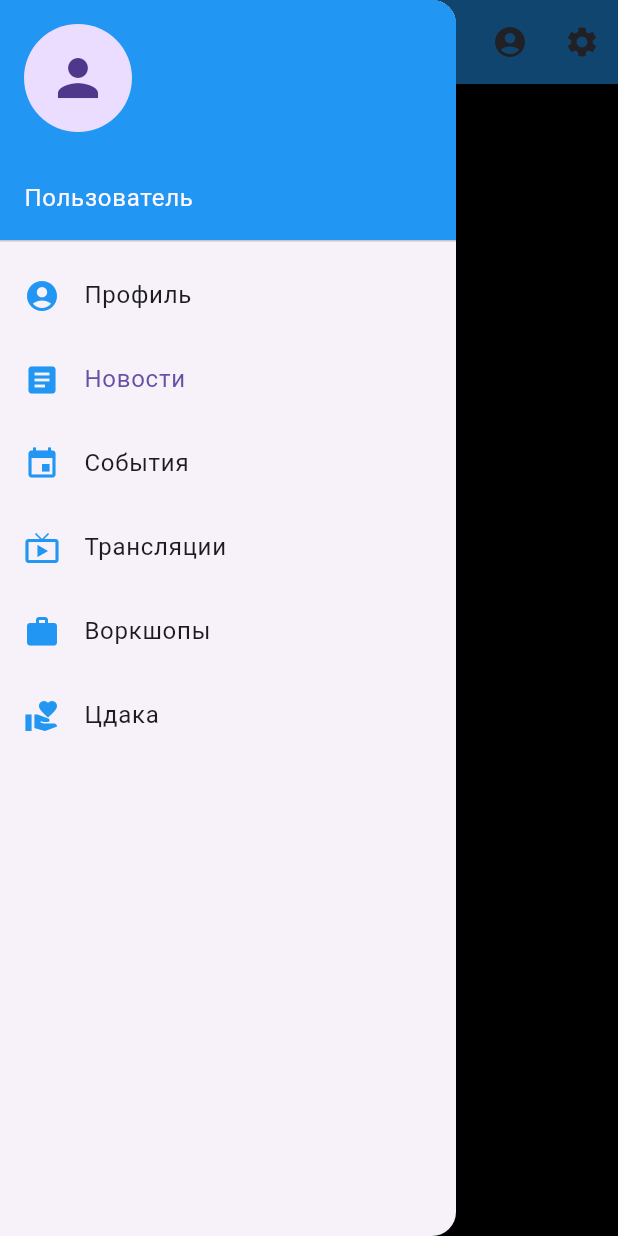
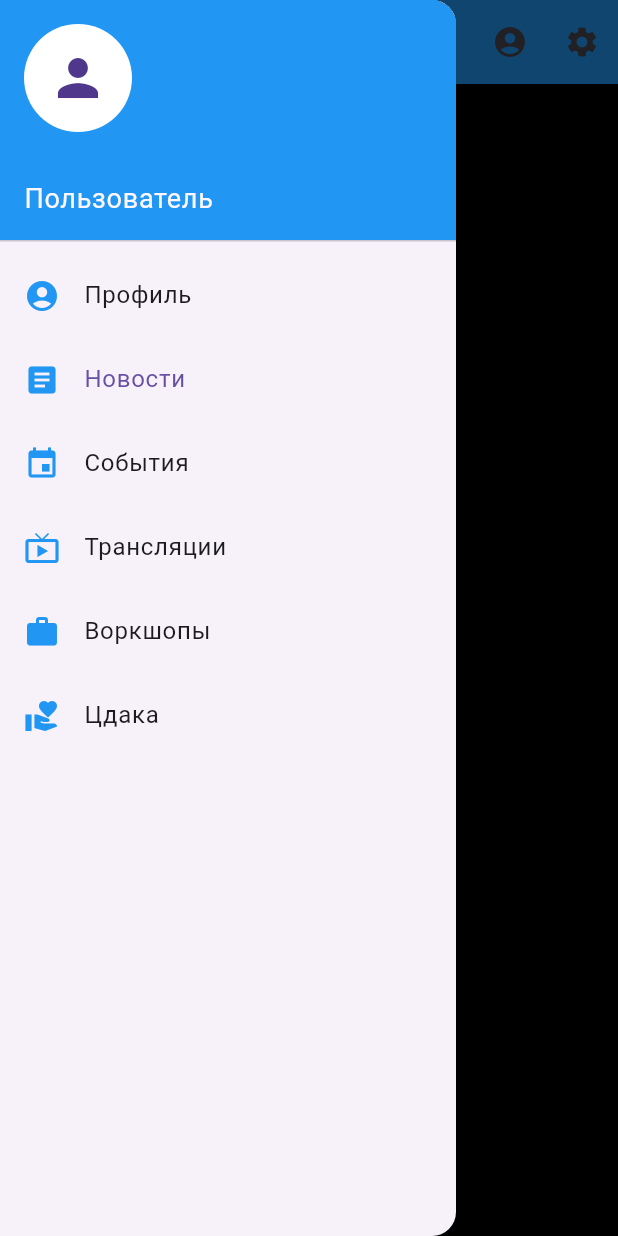
Before and after one commit to Git-p31/my_flutter_app, a Flutter app: the screen it shows after launch, with the side drawer open, on a phone screen of 412 x 824 dp. Run offline on Flutter 3.47's test engine with Material 3 defaults, Android fonts, the light colour scheme and no system bars; our stand-ins replace cloud_firestore, firebase_core, image_picker, logger, shared_preferences, video_player and 1 more; accounts and stored records are empty; network calls fail.

Commit message:
сокрость и визуал

```diff
--- a/lib/main.dart
+++ b/lib/main.dart
@@ -1,7 +1,6 @@
 import 'package:flutter/material.dart';
 import 'package:firebase_core/firebase_core.dart';
 import 'package:shared_preferences/shared_preferences.dart';
-import 'package:image_picker/image_picker.dart'; // Для выбора фото
 import 'firebase_options.dart';
 import 'pages/broadcasts_page.dart';
 import 'pages/charity_page.dart';
@@ -12,8 +11,6 @@ import 'pages/profile_page.dart';
 import 'pages/auth_page.dart';
 import 'pages/settings_page.dart';
 import 'pages/cards_page.dart';
-import 'dart:io';
-
 
 // Точка входа в приложение
 void main() async {
@@ -100,22 +97,12 @@ class _MyAppState extends State<MyApp> {
               primaryColor: Colors.blue,
               appBarTheme: const AppBarTheme(backgroundColor: Colors.black),
               iconTheme: const IconThemeData(color: Colors.blue),
-              textTheme: const TextTheme(
-                bodyLarge: TextStyle(color: Colors.white),
-                bodyMedium: TextStyle(color: Colors.white),
-                titleLarge: TextStyle(color: Colors.blue),
-              ),
             )
           : ThemeData.light().copyWith(
               scaffoldBackgroundColor: Colors.white,
               primaryColor: Colors.blue,
               appBarTheme: const AppBarTheme(backgroundColor: Colors.blue),
               iconTheme: const IconThemeData(color: Colors.black),
-              textTheme: const TextTheme(
-                bodyLarge: TextStyle(color: Colors.black),
-                bodyMedium: TextStyle(color: Colors.black),
-                titleLarge: TextStyle(color: Colors.blue),
-              ),
             ),
       home: HomePage(
         onToggleTheme: _toggleTheme,
@@ -144,8 +131,7 @@ class HomePage extends StatefulWidget {
 class _HomePageState extends State<HomePage> {
   int _selectedIndex = 0;
   String _userRole = 'user';
-  String _userName = 'Пользователь';
-  String? _userPhoto;
+  final String _userName = 'Пользователь';
 
   final List<String> _titles = [
     'Новости',
@@ -162,7 +148,6 @@ class _HomePageState extends State<HomePage> {
   void initState() {
     super.initState();
     _loadUserRole();
-    _loadUserData();
   }
 
   // Загрузка роли пользователя
@@ -180,29 +165,6 @@ class _HomePageState extends State<HomePage> {
         if (_userRole == 'admin' || _userRole == 'rebe' || _userRole == 'moderator') const CardsPage(),
       ];
     });
-  }
-
-  // Загрузка данных пользователя
-  Future<void> _loadUserData() async {
-    final prefs = await SharedPreferences.getInstance();
-    if (!mounted) return;
-    setState(() {
-      _userName = prefs.getString('username') ?? 'Пользователь';
-      _userPhoto = prefs.getString('userPhoto');
-    });
-  }
-
-  // Выбор фото пользователя
-  Future<void> _selectPhoto() async {
-    final picker = ImagePicker();
-    final pickedFile = await picker.pickImage(source: ImageSource.gallery);
-    if (pickedFile != null) {
-      final prefs = await SharedPreferences.getInstance();
-      await prefs.setString('userPhoto', pickedFile.path);
-      setState(() {
-        _userPhoto = pickedFile.path;
-      });
-    }
   }
 
   // Обработка выбора элемента бокового меню
@@ -235,7 +197,7 @@ class _HomePageState extends State<HomePage> {
             userRole: userRole,
           ),
         ),
-      ).then((_) => _loadUserData());
+      );
     } else {
       Navigator.push(
         context,
@@ -261,7 +223,7 @@ class _HomePageState extends State<HomePage> {
               builder: (context) => SettingsPage(
                 onToggleTheme: widget.onToggleTheme,
                 isDarkTheme: widget.isDarkTheme,
-                appVersion: '',
+                appVersion: '2.0.0', // Текущая версия приложения
               ),
             ),
           ),
@@ -277,23 +239,16 @@ class _HomePageState extends State<HomePage> {
         child: ListView(
           padding: EdgeInsets.zero,
           children: [
-            GestureDetector(
-              onTap: _selectPhoto, // Открытие выбора фото
-              child: UserAccountsDrawerHeader(
-                decoration: const BoxDecoration(color: Colors.blue),
-                accountName: Text(
-                  _userName,
-                  style: const TextStyle(fontSize: 16),
-                ),
-                accountEmail: null,
-                currentAccountPicture: CircleAvatar(
-                  backgroundImage: _userPhoto != null
-                      ? FileImage(File(_userPhoto!))
-                      : null,
-                  child: _userPhoto == null
-                      ? const Icon(Icons.person, size: 40)
-                      : null,
-                ),
+            UserAccountsDrawerHeader(
+              decoration: const BoxDecoration(color: Colors.blue),
+              accountName: Text(
+                _userName,
+                style: const TextStyle(fontSize: 18),
+              ),
+              accountEmail: null,
+              currentAccountPicture: const CircleAvatar(
+                backgroundColor: Colors.white,
+                child: Icon(Icons.person, size: 40),
               ),
             ),
             _buildDrawerItem(Icons.account_circle, 'Профиль', _openProfile),
--- a/lib/pages/settings_page.dart
+++ b/lib/pages/settings_page.dart
@@ -55,7 +55,7 @@ class HomePage extends StatefulWidget {
 
 class _HomePageState extends State<HomePage> {
   bool _isDarkTheme = false; // Состояние тёмной темы
-  String appVersion = '2.0.0';  // Текущая версия приложения
+  String appVersion = '0.0.1';  // Текущая версия приложения
 
   void _toggleTheme(bool isDark) {
     setState(() {
```
